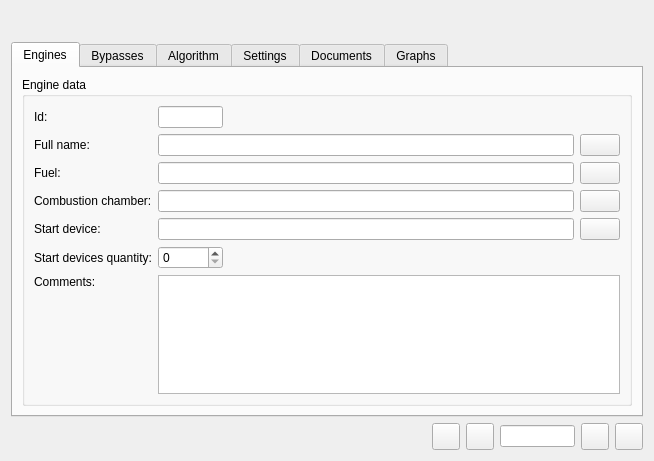
Qt form gtes_starts/appforms/form_data_input.ui (olgerd27/gtes_starts) before a commit.
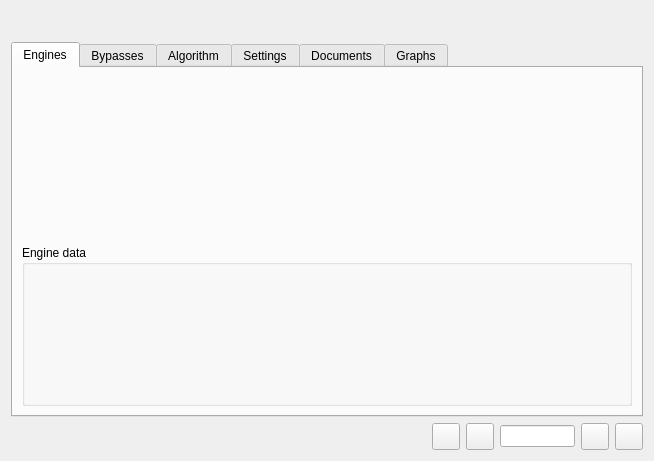
The same form after that commit. Icons and pictures are not drawn. Custom widgets are drawn as their Qt base class.

Commit message: Use the EditUICreator class for automatic creation engine data edit UI.

What changed in the file:
```diff
--- a/gtes_starts/appforms/form_data_input.ui
+++ b/gtes_starts/appforms/form_data_input.ui
@@ -64,6 +64,17 @@
        <string>Engines</string>
       </attribute>
       <layout class="QVBoxLayout" name="verticalLayout">
+       <item>
+        <widget class="MChTypeLabel" name="m_lblModelChangeType">
+         <property name="font">
+          <font>
+           <pointsize>12</pointsize>
+           <weight>75</weight>
+           <bold>true</bold>
+          </font>
+         </property>
+        </widget>
+       </item>
        <item>
         <widget class="QGroupBox" name="m_gboxEngineData">
          <property name="locale">
@@ -75,224 +86,6 @@
          <property name="checked">
           <bool>false</bool>
          </property>
-         <layout class="QGridLayout" name="gridLayout">
-          <item row="0" column="2">
-           <widget class="QLineEdit" name="m_leIdData">
-            <property name="sizePolicy">
-             <sizepolicy hsizetype="Fixed" vsizetype="Fixed">
-              <horstretch>0</horstretch>
-              <verstretch>0</verstretch>
-             </sizepolicy>
-            </property>
-            <property name="maximumSize">
-             <size>
-              <width>65</width>
-              <height>16777215</height>
-             </size>
-            </property>
-            <property name="font">
-             <font>
-              <weight>75</weight>
-              <bold>true</bold>
-             </font>
-            </property>
-            <property name="readOnly">
-             <bool>true</bool>
-            </property>
-           </widget>
-          </item>
-          <item row="6" column="0">
-           <widget class="QLabel" name="m_lblCommentsTitle">
-            <property name="locale">
-             <locale language="Russian" country="Ukraine"/>
-            </property>
-            <property name="text">
-             <string>Comments:</string>
-            </property>
-           </widget>
-          </item>
-          <item row="4" column="5">
-           <widget class="SelectEditPB" name="m_pbEditStartDevices">
-            <property name="locale">
-             <locale language="Russian" country="Ukraine"/>
-            </property>
-           </widget>
-          </item>
-          <item row="3" column="0" colspan="2">
-           <widget class="QLabel" name="m_lblChamberTitle">
-            <property name="locale">
-             <locale language="Russian" country="Ukraine"/>
-            </property>
-            <property name="text">
-             <string>Combustion chamber:</string>
-            </property>
-           </widget>
-          </item>
-          <item row="3" column="2" colspan="3">
-           <widget class="QLineEdit" name="m_leChamberData">
-            <property name="readOnly">
-             <bool>true</bool>
-            </property>
-           </widget>
-          </item>
-          <item row="7" column="1">
-           <spacer name="verticalSpacer">
-            <property name="locale">
-             <locale language="Russian" country="Ukraine"/>
-            </property>
-            <property name="orientation">
-             <enum>Qt::Vertical</enum>
-            </property>
-            <property name="sizeHint" stdset="0">
-             <size>
-              <width>20</width>
-              <height>108</height>
-             </size>
-            </property>
-           </spacer>
-          </item>
-          <item row="5" column="0" colspan="2">
-           <widget class="QLabel" name="m_lblStartDevicesQntyTitle">
-            <property name="locale">
-             <locale language="Russian" country="Ukraine"/>
-            </property>
-            <property name="text">
-             <string>Start devices quantity:</string>
-            </property>
-            <property name="buddy">
-             <cstring>m_sboxStartDevicesQntyData</cstring>
-            </property>
-           </widget>
-          </item>
-          <item row="0" column="4">
-           <spacer name="horizontalSpacer">
-            <property name="locale">
-             <locale language="Russian" country="Ukraine"/>
-            </property>
-            <property name="orientation">
-             <enum>Qt::Horizontal</enum>
-            </property>
-            <property name="sizeHint" stdset="0">
-             <size>
-              <width>265</width>
-              <height>20</height>
-             </size>
-            </property>
-           </spacer>
-          </item>
-          <item row="2" column="5">
-           <widget class="SelectEditPB" name="m_pbEditFuels">
-            <property name="locale">
-             <locale language="Russian" country="Ukraine"/>
-            </property>
-           </widget>
-          </item>
-          <item row="6" column="2" rowspan="2" colspan="4">
-           <widget class="QPlainTextEdit" name="m_pteComments"/>
-          </item>
-          <item row="3" column="5">
-           <widget class="SelectEditPB" name="m_pbEditChambers">
-            <property name="locale">
-             <locale language="Russian" country="Ukraine"/>
-            </property>
-           </widget>
-          </item>
-          <item row="4" column="0">
-           <widget class="QLabel" name="m_lblStartDeviceTitle">
-            <property name="locale">
-             <locale language="Russian" country="Ukraine"/>
-            </property>
-            <property name="text">
-             <string>Start device:</string>
-            </property>
-           </widget>
-          </item>
-          <item row="5" column="2">
-           <widget class="QSpinBox" name="m_sboxStartDevicesQntyData">
-            <property name="maximumSize">
-             <size>
-              <width>65</width>
-              <height>16777215</height>
-             </size>
-            </property>
-            <property name="locale">
-             <locale language="Russian" country="Ukraine"/>
-            </property>
-            <property name="maximum">
-             <number>10</number>
-            </property>
-           </widget>
-          </item>
-          <item row="2" column="0">
-           <widget class="QLabel" name="m_lblFuelTitle">
-            <property name="locale">
-             <locale language="Russian" country="Ukraine"/>
-            </property>
-            <property name="text">
-             <string>Fuel:</string>
-            </property>
-           </widget>
-          </item>
-          <item row="1" column="0">
-           <widget class="QLabel" name="m_lblFullNameTitle">
-            <property name="locale">
-             <locale language="Russian" country="Ukraine"/>
-            </property>
-            <property name="text">
-             <string>Full name:</string>
-            </property>
-           </widget>
-          </item>
-          <item row="1" column="5">
-           <widget class="SelectEditPB" name="m_pbEditFullName">
-            <property name="locale">
-             <locale language="Russian" country="Ukraine"/>
-            </property>
-           </widget>
-          </item>
-          <item row="1" column="2" colspan="3">
-           <widget class="QLineEdit" name="m_leFullNameData">
-            <property name="readOnly">
-             <bool>true</bool>
-            </property>
-           </widget>
-          </item>
-          <item row="0" column="0">
-           <widget class="QLabel" name="m_lblIdTitle">
-            <property name="locale">
-             <locale language="Russian" country="Ukraine"/>
-            </property>
-            <property name="text">
-             <string>Id:</string>
-            </property>
-           </widget>
-          </item>
-          <item row="0" column="3">
-           <widget class="MChTypeLabel" name="m_lblModelChangeType">
-            <property name="font">
-             <font>
-              <pointsize>12</pointsize>
-              <weight>75</weight>
-              <bold>true</bold>
-             </font>
-            </property>
-           </widget>
-          </item>
-          <item row="4" column="2" colspan="3">
-           <widget class="QLineEdit" name="m_leStartDeviceData">
-            <property name="readOnly">
-             <bool>true</bool>
-            </property>
-           </widget>
-          </item>
-          <item row="2" column="2" colspan="3">
-           <widget class="QLineEdit" name="m_leFuel">
-            <property name="readOnly">
-             <bool>true</bool>
-            </property>
-           </widget>
-          </item>
-         </layout>
         </widget>
        </item>
       </layout>
@@ -530,11 +323,6 @@
    <extends>QLineEdit</extends>
    <header>widgets/reimplemented_widgets.h</header>
   </customwidget>
-  <customwidget>
-   <class>SelectEditPB</class>
-   <extends>QPushButton</extends>
-   <header>widgets/reimplemented_widgets.h</header>
-  </customwidget>
  </customwidgets>
  <tabstops>
   <tabstop>m_tabWidget</tabstop>
```
Left out of the diff: 26 changed lines with no effect on the pictures. The commit also changes 8 other files.
